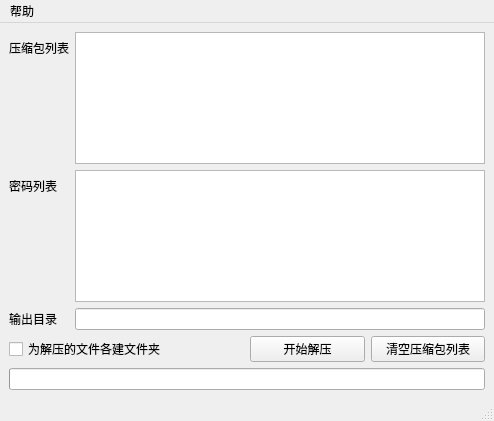
airaou/Decompression.Qt, file mainwindow.ui: the form before one commit.
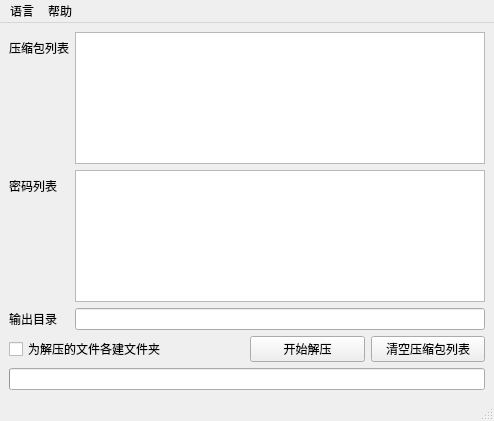
The form after the commit.

Patch:
```diff
--- a/mainwindow.ui
+++ b/mainwindow.ui
@@ -119,6 +119,13 @@
     <addaction name="actionHelp"/>
     <addaction name="actionABOUT"/>
    </widget>
+   <widget class="QMenu" name="menu_2">
+    <property name="title">
+     <string>语言</string>
+    </property>
+    <addaction name="actionLoadQm"/>
+   </widget>
+   <addaction name="menu_2"/>
    <addaction name="menu"/>
   </widget>
   <widget class="QStatusBar" name="statusbar"/>
```
Left out of the diff: 11 changed lines with no effect on the pictures.
